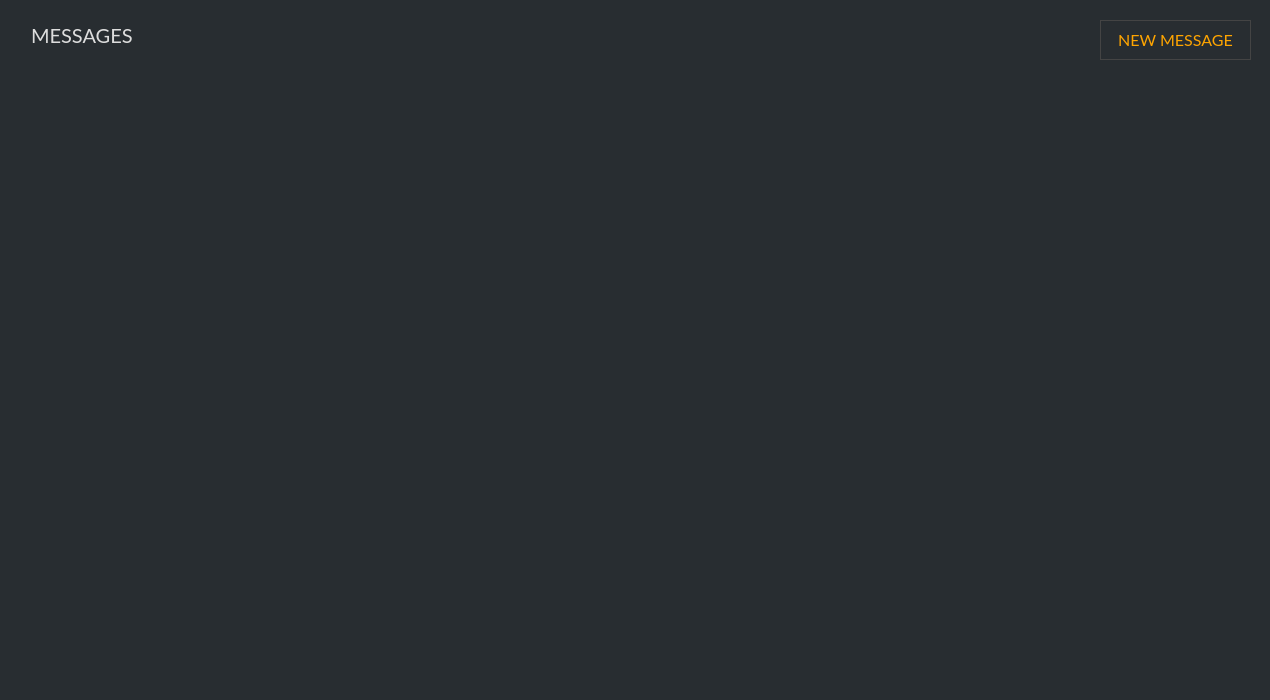
Before: the Qt Designer form src/gui/ui/messagesframe.ui in ConcealNetwork/conceal-desktop, drawn with Qt 5.
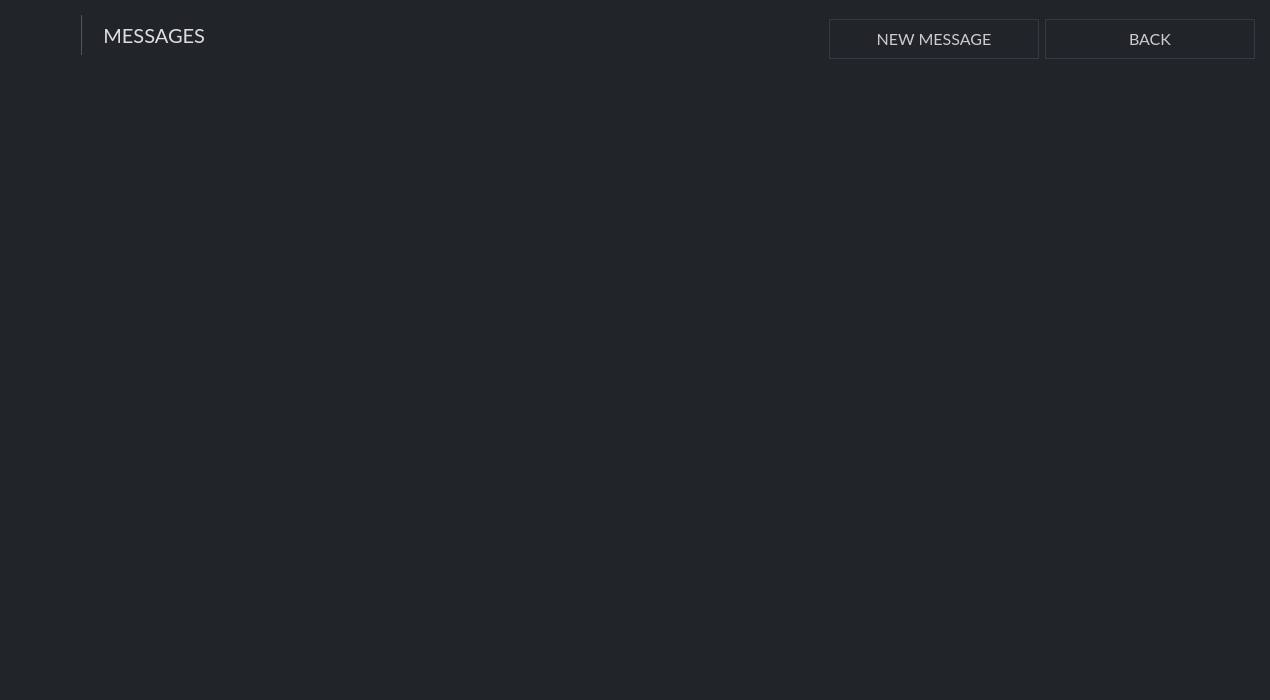
After: the same form once the commit is applied. Icons and pictures are not drawn.

What changed in the file:
```diff
--- a/src/gui/ui/messagesframe.ui
+++ b/src/gui/ui/messagesframe.ui
@@ -26,7 +26,7 @@
    <string>Frame</string>
   </property>
   <property name="styleSheet">
-   <string notr="true">background-color: #282d31;
+   <string notr="true">background-color: #212529;
 border: 0px;
 color: #aaaaaa;
 
@@ -44,42 +44,63 @@
    <number>0</number>
   </property>
   <layout class="QVBoxLayout" name="verticalLayout">
-   <property name="spacing">
-    <number>5</number>
+   <property name="leftMargin">
+    <number>15</number>
    </property>
+   <property name="topMargin">
+    <number>0</number>
+   </property>
+   <property name="rightMargin">
+    <number>15</number>
+   </property>
+   <property name="bottomMargin">
+    <number>15</number>
+   </property>
+   <item>
+    <layout class="QHBoxLayout" name="horizontalLayout_2">
    <property name="leftMargin">
     <number>0</number>
    </property>
    <property name="topMargin">
-    <number>0</number>
+      <number>15</number>
    </property>
    <property name="rightMargin">
     <number>0</number>
    </property>
    <property name="bottomMargin">
-    <number>0</number>
+      <number>10</number>
    </property>
    <item>
-    <widget class="QGroupBox" name="groupBox">
-
+      <widget class="QLabel" name="label_2">
      <property name="maximumSize">
       <size>
-       <width>1270</width>
-       <height>700</height>
-      </size>
-     </property>
-     <property name="title">
-      <string/>
-     </property>
+         <width>60</width>
+         <height>16777215</height>
+        </size>
+       </property>
+       <property name="text">
+        <string>&lt;html&gt;&lt;head/&gt;&lt;body&gt;&lt;p&gt;&lt;img src=&quot;:/images/conceal-small.png&quot;/&gt;&lt;/p&gt;&lt;/body&gt;&lt;/html&gt;</string>
+       </property>
+      </widget>
+     </item>
+     <item>
+      <widget class="Line" name="line">
+       <property name="maximumSize">
+        <size>
+         <width>1</width>
+         <height>16777215</height>
+        </size>
+       </property>
+       <property name="styleSheet">
+        <string notr="true">background-color: #555;</string>
+       </property>
+       <property name="orientation">
+        <enum>Qt::Vertical</enum>
+       </property>
+      </widget>
+     </item>
+     <item>
      <widget class="QLabel" name="label">
-      <property name="geometry">
-       <rect>
-        <x>31</x>
-        <y>20</y>
-        <width>716</width>
-        <height>31</height>
-       </rect>
-      </property>
       <property name="font">
        <font>
         <family>Lato</family>
@@ -92,21 +113,15 @@
 font-family: Lato;</string>
       </property>
       <property name="text">
-       <string>MESSAGES</string>
-      </property>
-     </widget>
+        <string>   MESSAGES</string>
+       </property>
+      </widget>
+     </item>
+     <item>
      <widget class="QPushButton" name="m_newMessageButton">
-      <property name="geometry">
-       <rect>
-        <x>1100</x>
-        <y>20</y>
-        <width>151</width>
-        <height>40</height>
-       </rect>
-      </property>
       <property name="minimumSize">
        <size>
-        <width>151</width>
+         <width>210</width>
         <height>40</height>
        </size>
       </property>
@@ -123,7 +138,7 @@
        </font>
       </property>
       <property name="styleSheet">
-       <string notr="true">QPushButton#m_newMessageButton {color: orange; border:1px solid #444; font-size: 16px; }
+        <string notr="true">QPushButton#m_newMessageButton {color: #ccc; border: 1px solid #343a40; font-size: 16px; background-color: #212529;}
 
 QPushButton#m_newMessageButton:hover {color: orange; border:1px solid orange; font-size: 16px; }</string>
       </property>
@@ -131,18 +146,50 @@
        <string>NEW MESSAGE</string>
       </property>
      </widget>
+     </item>
+     <item>
+      <widget class="QPushButton" name="m_backButton">
+       <property name="sizePolicy">
+        <sizepolicy hsizetype="Preferred" vsizetype="Preferred">
+         <horstretch>0</horstretch>
+         <verstretch>0</verstretch>
+        </sizepolicy>
+       </property>
+       <property name="minimumSize">
+        <size>
+         <width>210</width>
+         <height>40</height>
+        </size>
+       </property>
+       <property name="maximumSize">
+        <size>
+         <width>171</width>
+         <height>31</height>
+        </size>
+       </property>
+       <property name="font">
+        <font>
+         <family>Lato</family>
+         <pointsize>-1</pointsize>
+        </font>
+       </property>
+       <property name="styleSheet">
+        <string notr="true">QPushButton#m_backButton {color: #ccc; border: 1px solid #343a40; font-size: 16px; background-color: #212529;}
+
+QPushButton#m_backButton:hover {color: #ddd; border: 2px solid #444; font-size: 16px; background-color: #212529;}</string>
+       </property>
+       <property name="text">
+        <string>BACK</string>
+       </property>
+      </widget>
+     </item>
+    </layout>
+   </item>
+   <item>
      <widget class="QTreeView" name="m_messagesView">
-      <property name="geometry">
-       <rect>
-        <x>30</x>
-        <y>80</y>
-        <width>1210</width>
-        <height>591</height>
-       </rect>
-      </property>
       <property name="minimumSize">
        <size>
-        <width>1210</width>
+       <width>1270</width>
         <height>550</height>
        </size>
       </property>
@@ -160,16 +207,17 @@
       </property>
       <property name="styleSheet">
        <string notr="true">QHeaderView::section {
-background-color: #333333; 
-   color: #aaa;
+background-color: #282d31; 
+   color: #ddd;
 	font-family: Lato;
     border: 0px solid white;
+border-bottom: 1px solid orange;
    height: 30px;
-}
 
+}
 
 QTreeView::item {
-    color: #aaa;
+    color: #ddd;
     height: 35px;
 }
 
@@ -181,7 +229,7 @@
 QWidget:item:selected {
   font-family: Lato;
   background-color: #282d31;
-  color: #aaa;
+  color: #ddd;
 }</string>
       </property>
       <property name="frameShape">
@@ -218,7 +266,39 @@
        <bool>false</bool>
       </attribute>
      </widget>
-    </widget>
+   </item>
+   <item>
+    <spacer name="verticalSpacer">
+     <property name="orientation">
+      <enum>Qt::Vertical</enum>
+     </property>
+     <property name="sizeHint" stdset="0">
+      <size>
+       <width>20</width>
+       <height>40</height>
+      </size>
+     </property>
+    </spacer>
+   </item>
+   <item>
+    <layout class="QHBoxLayout" name="horizontalLayout">
+     <property name="topMargin">
+      <number>15</number>
+     </property>
+     <item>
+      <spacer name="horizontalSpacer_2">
+       <property name="orientation">
+        <enum>Qt::Horizontal</enum>
+       </property>
+       <property name="sizeHint" stdset="0">
+        <size>
+         <width>40</width>
+         <height>20</height>
+        </size>
+       </property>
+      </spacer>
+     </item>
+    </layout>
    </item>
   </layout>
  </widget>
```
Left out of the diff: 18 changed lines with no effect on the pictures. Lines whose indentation alone changed are shown as unchanged.
